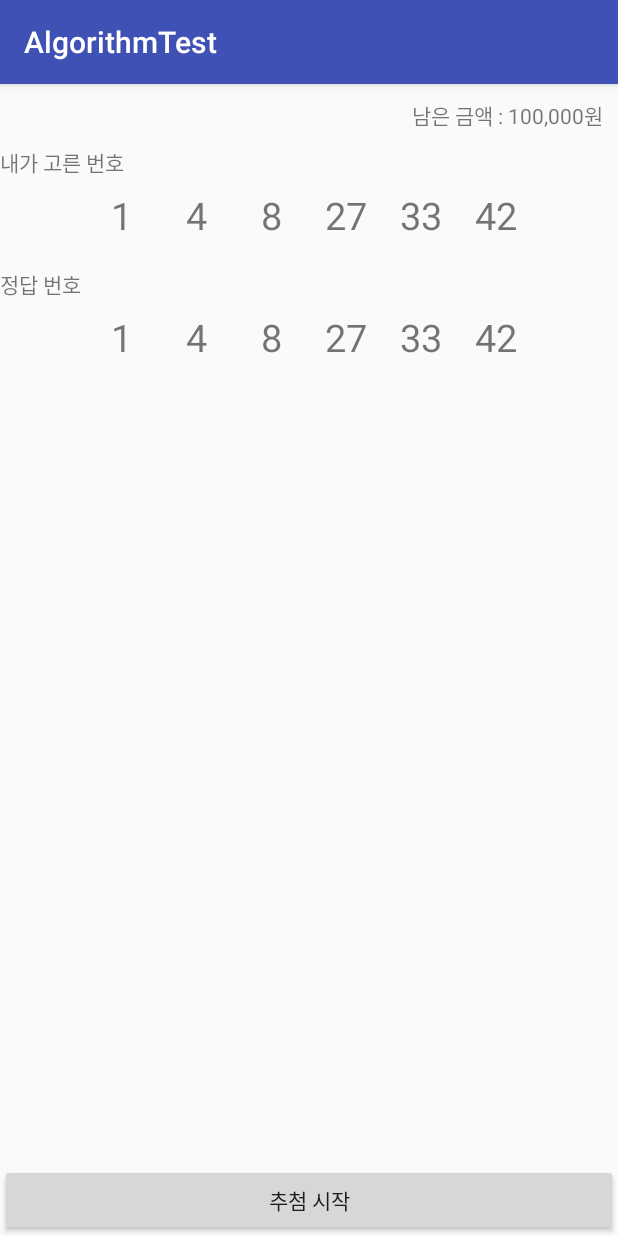
After one commit to cho881020/AlgorithmTest, an Android app: the Test06Activity screen opened directly, with no data from a screen before it, on a phone screen of 412 x 824 dp. The commit adds this screen. Run offline under Robolectric (Android 15) with nearby library versions, the phone set to English and light mode, and no system bars.

Commit message:
로또 정렬기능 구현 직전.

```diff
--- a/app/src/main/AndroidManifest.xml
+++ b/app/src/main/AndroidManifest.xml
@@ -20,7 +20,8 @@
         <activity android:name=".Test02Activity" />
         <activity android:name=".Test03Activity" />
         <activity android:name=".Test04Activity" />
-        <activity android:name=".Test05Activity"></activity>
+        <activity android:name=".Test05Activity" />
+        <activity android:name=".Test06Activity"></activity>
     </application>
 
 </manifest>
--- a/app/src/main/java/kr/co/tjeit/algorithmtest/MainActivity.java
+++ b/app/src/main/java/kr/co/tjeit/algorithmtest/MainActivity.java
@@ -13,6 +13,7 @@ public class MainActivity extends AppCompatActivity {
     private Button test03Btn;
     private Button test04Btn;
     private Button test05Btn;
+    private Button test06Btn;
 
     @Override
     protected void onCreate(Bundle savedInstanceState) {
@@ -65,9 +66,19 @@ public class MainActivity extends AppCompatActivity {
             }
         });
 
+        test06Btn.setOnClickListener(new View.OnClickListener() {
+            @Override
+            public void onClick(View v) {
+                Intent intent = new Intent(MainActivity.this, Test06Activity.class);
+                startActivity(intent);
+            }
+        });
+
+
     }
 
     private void bindViews() {
+        this.test06Btn = (Button) findViewById(R.id.test06Btn);
         this.test05Btn = (Button) findViewById(R.id.test05Btn);
         this.test04Btn = (Button) findViewById(R.id.test04Btn);
         this.test03Btn = (Button) findViewById(R.id.test03Btn);
--- a/app/src/main/java/kr/co/tjeit/algorithmtest/Test05Activity.java
+++ b/app/src/main/java/kr/co/tjeit/algorithmtest/Test05Activity.java
@@ -3,6 +3,7 @@ package kr.co.tjeit.algorithmtest;
 import android.content.Intent;
 import android.os.Bundle;
 import android.os.Handler;
+import android.util.Log;
 import android.view.LayoutInflater;
 import android.view.View;
 import android.widget.Button;
@@ -178,13 +179,30 @@ public class Test05Activity extends BaseActivity {
                     }
                 }
 
-                String resultStr = String.format(Locale.KOREA, "%d 스트라이크, %d 볼 입니다.", strikeCount, ballCount);
+//                tryCount를 활용하여, "%d번 시도했습니다." 메세지 던져주기.
+                tryCount++;
+
+                // 스트라이크 볼, 시도횟수까지 한번에 보여주기
+                String resultStr = String.format(Locale.KOREA, "%d 스트라이크, %d 볼 입니다." +
+                        "\n%d번 시도했습니다.", strikeCount, ballCount, tryCount);
                 chattingDatas.add(new ChattingData(false, resultStr));
 
-//                tryCount를 활용하여, "%d번 시도했습니다." 메세지 던져주기.
+
+                // 별개의 메세지로 시도횟수 띄우기
+//                String tryCountStr = String.format(Locale.KOREA, "%d번 시도했습니다.", tryCount);
+//                chattingDatas.add(new ChattingData(false, tryCountStr));
 
 //                3S인 경우, "축하합니다. 클리어하셨습니다." 메세지를 던지고
 //                EditText와 버튼을 비활성화.
+
+                if (strikeCount == 3) {
+                    chattingDatas.add(new ChattingData(false, "축하합니다. 클리어하셨습니다."));
+
+                    inputEdt.setEnabled(false);
+                    sendBtn.setEnabled(false);
+
+                }
+
 
                 mAdapter.notifyDataSetChanged();
 
@@ -212,8 +230,58 @@ public class Test05Activity extends BaseActivity {
 
         chattingListView.setAdapter(mAdapter);
 
+        makeQuestion();
+
     }
 
+
+    public void makeQuestion() {
+
+//        questionNumber 와 questionNumberArray
+//        문제를 랜덤으로 출제 하도록.
+
+
+
+//        1. 문제를 Math.Random -> 무작위 세자리 숫자. 100~999
+//            확인 : 471을 입력했을때 정답이 아닌걸로
+//            Log를 이용해 문제가 무엇으로 출시됬는지.
+
+        while (true) {
+            questionNumber = (int) (Math.random() * 900 + 100);
+
+            questionNumberArray[0] = questionNumber / 100;
+            questionNumberArray[1] = questionNumber % 100 / 10;
+            questionNumberArray[2] = questionNumber % 10;
+
+//        boolean checkZero = questionNumberArray[0] != 0 && questionNumberArray[1] != 0
+//                && questionNumberArray[2] !=0;
+
+            boolean checkZero = !(questionNumberArray[0] == 0 || questionNumberArray[1] == 0
+                    || questionNumberArray[2] == 0);
+
+            boolean checkDupl = !(questionNumberArray[0] == questionNumberArray[1]
+                    || questionNumberArray[1] == questionNumberArray[2]
+                    || questionNumberArray[0] == questionNumberArray[2]);
+
+
+//            Log.d("question", questionNumber+"");
+            if (checkZero && checkDupl ) {
+                break;
+            }
+
+        }
+
+
+//        Math.random => (0 <= x <1) * 900 :  100~999
+
+
+//        2. 출제된 문제에 제약조건. 조건이 안맞으면 다시 출제.
+//          1) 숫자에 0이 들어가면 안됨. 370 => 다시만들어라.
+//          2) 모든 자리의 숫자는 서로 달라야함. => 111, 112, 211, 121
+
+
+
+    }
 
 
     @Override
--- /dev/null
+++ b/app/src/main/java/kr/co/tjeit/algorithmtest/Test06Activity.java
@@ -0,0 +1,156 @@
+package kr.co.tjeit.algorithmtest;
+
+import android.os.Bundle;
+import android.os.Handler;
+import android.view.View;
+import android.widget.Button;
+import android.widget.TextView;
+
+import java.util.Locale;
+
+public class Test06Activity extends BaseActivity {
+
+    private android.widget.TextView remainMoneyTxt;
+    private android.widget.TextView myNum01;
+    private android.widget.TextView myNum02;
+    private android.widget.TextView myNum03;
+    private android.widget.TextView myNum04;
+    private android.widget.TextView myNum05;
+    private android.widget.TextView myNum06;
+    private android.widget.TextView okNum01;
+    private android.widget.TextView okNum02;
+    private android.widget.TextView okNum03;
+    private android.widget.TextView okNum04;
+    private android.widget.TextView okNum05;
+    private android.widget.TextView okNum06;
+    private android.widget.Button startBtn;
+
+    // Handler ?  => 안드로이드에서 어떤 업무를 수행해주는 프로세스.
+    // 프로세스 ? -> 가상의 CPU.
+    // CPU? 연산을 처리해주는 역할.
+    // 일반적인 프로그래밍에서는 Thread.
+    // Thread 예시 -> 컴퓨터로 노래 / 게임 / 유튜브. => OS (Window)
+    Handler mHandler = new Handler();
+    int remainMoney = 100000;
+    int[] correctLottoNumber = new int[6];
+
+    @Override
+    protected void onCreate(Bundle savedInstanceState) {
+        super.onCreate(savedInstanceState);
+        setContentView(R.layout.activity_test06);
+        bindViews();
+        setupEvents();
+        setValues();
+
+    }
+
+
+    // Runnable -> Handler가 수행하게 될 작업 내역.
+    // Runnable 내부의 run메쏘드에 실제로 수행할 작업을 적으면 된다.
+
+    // OnClickListener 내부의 onClick메쏘드에 실제로 눌리면 할 일을 적는것과
+    // 코드의 구조가 거의 유사하고, 이해하는 방식도 거의 같다.
+
+    Runnable doLottoRun = new Runnable() {
+        @Override
+        public void run() {
+            // 실제 동작되는 부분.
+            // Handler가 Runnable을 실행해줌.
+
+
+            // 아직 남은 돈이 있는지 검사.
+            if (remainMoney > 0) {
+                // 남은돈이 있다면
+
+
+                // 일단, 1000원을 소모한다.
+                remainMoney -= 1000;
+
+                // 남은 금액을 컴마를 붙여가며 String으로 만들어준다.
+                String moneyStr = String.format(Locale.KOREA, "%,d원", remainMoney);
+                // 남은 금액을 화면에 표시.
+                remainMoneyTxt.setText(moneyStr);
+
+
+                // 로또 번호 생성.
+
+                for (int i = 0 ; i < 6 ; i++) {
+                    // 1~45 숫자 여섯개를 만들면 된다. 랜덤으로.
+                    // Math.random 활용하자.
+
+                    // 0 ~ 44 => +1 => 1 ~ 45
+                    while (true) {
+                        correctLottoNumber[i] = (int) (Math.random() * 45) + 1;
+
+                        boolean isDupl = false;
+                        for (int j=0 ; j < i ; j++ ) {
+                            if (correctLottoNumber[i] == correctLottoNumber[j]) {
+                                isDupl = true;
+                            }
+                        }
+
+                        if (!isDupl) {
+                            break;
+                        }
+                    }
+                }
+
+//                숫자를 오름차순으로 정렬. => insertion sort
+
+
+
+                okNum01.setText(correctLottoNumber[0]+"");
+                okNum02.setText(correctLottoNumber[1]+"");
+                okNum03.setText(correctLottoNumber[2]+"");
+                okNum04.setText(correctLottoNumber[3]+"");
+                okNum05.setText(correctLottoNumber[4]+"");
+                okNum06.setText(correctLottoNumber[5]+"");
+
+
+                // mHandler에게, doLottoRun을 다시 실행시켜 달라고 부탁.
+                // 1000원을 다시 쓰도록 만들자.
+                mHandler.post(doLottoRun);
+            }
+
+        }
+    };
+
+    @Override
+    public void setupEvents() {
+
+        startBtn.setOnClickListener(new View.OnClickListener() {
+            @Override
+            public void onClick(View v) {
+
+                mHandler.post(doLottoRun);
+
+            }
+        });
+    }
+
+    @Override
+    public void setValues() {
+
+        String startMoneyStr = String.format(Locale.KOREA, "%,d원", remainMoney);
+        remainMoneyTxt.setText(startMoneyStr);
+    }
+
+    @Override
+    public void bindViews() {
+
+        this.startBtn = (Button) findViewById(R.id.startBtn);
+        this.okNum06 = (TextView) findViewById(R.id.okNum06);
+        this.okNum05 = (TextView) findViewById(R.id.okNum05);
+        this.okNum04 = (TextView) findViewById(R.id.okNum04);
+        this.okNum03 = (TextView) findViewById(R.id.okNum03);
+        this.okNum02 = (TextView) findViewById(R.id.okNum02);
+        this.okNum01 = (TextView) findViewById(R.id.okNum01);
+        this.myNum06 = (TextView) findViewById(R.id.myNum06);
+        this.myNum05 = (TextView) findViewById(R.id.myNum05);
+        this.myNum04 = (TextView) findViewById(R.id.myNum04);
+        this.myNum03 = (TextView) findViewById(R.id.myNum03);
+        this.myNum02 = (TextView) findViewById(R.id.myNum02);
+        this.myNum01 = (TextView) findViewById(R.id.myNum01);
+        this.remainMoneyTxt = (TextView) findViewById(R.id.remainMoneyTxt);
+    }
+}
--- a/app/src/main/res/layout/activity_main.xml
+++ b/app/src/main/res/layout/activity_main.xml
@@ -37,8 +37,13 @@
         android:id="@+id/test05Btn"
         android:layout_width="match_parent"
         android:layout_height="wrap_content"
-        android:text="채팅형 숫자 야구 게임."/>
+        android:text="채팅형 숫자 야구 게임"/>
 
+    <Button
+        android:id="@+id/test06Btn"
+        android:layout_width="match_parent"
+        android:layout_height="wrap_content"
+        android:text="로또 시뮬레이터"/>
 
 
 </LinearLayout>
--- /dev/null
+++ b/app/src/main/res/layout/activity_test06.xml
@@ -0,0 +1,166 @@
+<?xml version="1.0" encoding="utf-8"?>
+<LinearLayout xmlns:android="http://schemas.android.com/apk/res/android"
+    xmlns:app="http://schemas.android.com/apk/res-auto"
+    xmlns:tools="http://schemas.android.com/tools"
+    android:layout_width="match_parent"
+    android:layout_height="match_parent"
+    android:orientation="vertical"
+    tools:context="kr.co.tjeit.algorithmtest.Test06Activity">
+
+    <LinearLayout
+        android:layout_width="match_parent"
+        android:layout_height="wrap_content"
+        android:gravity="right"
+        android:padding="10dp">
+        <TextView
+            android:layout_width="wrap_content"
+            android:layout_height="wrap_content"
+            android:text="남은 금액 : "/>
+
+        <TextView
+            android:id="@+id/remainMoneyTxt"
+            android:layout_width="wrap_content"
+            android:layout_height="wrap_content"
+            android:text="10,000,000원"/>
+    </LinearLayout>
+
+
+    <TextView
+        android:layout_width="wrap_content"
+        android:layout_height="wrap_content"
+        android:text="내가 고른 번호"/>
+
+    <LinearLayout
+        android:layout_width="match_parent"
+        android:layout_height="wrap_content"
+        android:gravity="center"
+        android:orientation="horizontal">
+
+        <TextView
+            android:id="@+id/myNum01"
+            android:layout_width="50dp"
+            android:layout_height="50dp"
+            android:text="1"
+            android:textSize="25sp"
+            android:gravity="center"/>
+
+        <TextView
+            android:id="@+id/myNum02"
+            android:layout_width="50dp"
+            android:layout_height="50dp"
+            android:gravity="center"
+            android:text="4"
+            android:textSize="25sp" />
+
+        <TextView
+            android:id="@+id/myNum03"
+            android:layout_width="50dp"
+            android:layout_height="50dp"
+            android:text="8"
+            android:textSize="25sp"
+            android:gravity="center"/>
+
+        <TextView
+            android:id="@+id/myNum04"
+            android:layout_width="50dp"
+            android:layout_height="50dp"
+            android:text="27"
+            android:textSize="25sp"
+            android:gravity="center"/>
+
+        <TextView
+            android:id="@+id/myNum05"
+            android:layout_width="50dp"
+            android:layout_height="50dp"
+            android:text="33"
+            android:textSize="25sp"
+            android:gravity="center"/>
+
+        <TextView
+            android:id="@+id/myNum06"
+            android:layout_width="50dp"
+            android:layout_height="50dp"
+            android:text="42"
+            android:textSize="25sp"
+            android:gravity="center"/>
+
+
+    </LinearLayout>
+
+
+    <TextView
+        android:layout_marginTop="10dp"
+        android:layout_width="wrap_content"
+        android:layout_height="wrap_content"
+        android:text="정답 번호"/>
+
+    <LinearLayout
+        android:layout_width="match_parent"
+        android:layout_height="wrap_content"
+        android:gravity="center"
+        android:orientation="horizontal">
+
+        <TextView
+            android:id="@+id/okNum01"
+            android:layout_width="50dp"
+            android:layout_height="50dp"
+            android:text="1"
+            android:textSize="25sp"
+            android:gravity="center"/>
+
+        <TextView
+            android:id="@+id/okNum02"
+            android:layout_width="50dp"
+            android:layout_height="50dp"
+            android:gravity="center"
+            android:text="4"
+            android:textSize="25sp" />
+
+        <TextView
+            android:id="@+id/okNum03"
+            android:layout_width="50dp"
+            android:layout_height="50dp"
+            android:text="8"
+            android:textSize="25sp"
+            android:gravity="center"/>
+
+        <TextView
+            android:id="@+id/okNum04"
+            android:layout_width="50dp"
+            android:layout_height="50dp"
+            android:text="27"
+            android:textSize="25sp"
+            android:gravity="center"/>
+
+        <TextView
+            android:id="@+id/okNum05"
+            android:layout_width="50dp"
+            android:layout_height="50dp"
+            android:text="33"
+            android:textSize="25sp"
+            android:gravity="center"/>
+
+        <TextView
+            android:id="@+id/okNum06"
+            android:layout_width="50dp"
+            android:layout_height="50dp"
+            android:text="42"
+            android:textSize="25sp"
+            android:gravity="center"/>
+
+
+    </LinearLayout>
+
+    <TextView
+        android:layout_width="wrap_content"
+        android:layout_height="0dp"
+        android:layout_weight="1"
+        />
+
+    <Button
+        android:id="@+id/startBtn"
+        android:layout_width="match_parent"
+        android:layout_height="wrap_content"
+        android:text="추첨 시작"/>
+
+</LinearLayout>
--- a/app/src/main/res/layout/chatting_list_item.xml
+++ b/app/src/main/res/layout/chatting_list_item.xml
@@ -57,9 +57,9 @@
                 <TextView
                     android:id="@+id/cpuMessageTxt"
                     android:layout_width="wrap_content"
-                    android:layout_height="30dp"
+                    android:layout_height="wrap_content"
                     android:background="@drawable/opponent_message_content_radius_box"
-                    android:gravity="center"
+                    android:gravity="left|center_vertical"
                     android:padding="5dp"
                     android:text="ㅋㅋㅋㅋㅋㅋㅋㅋㅋㅋㅋ"
                     android:textColor="#000000" />
```
